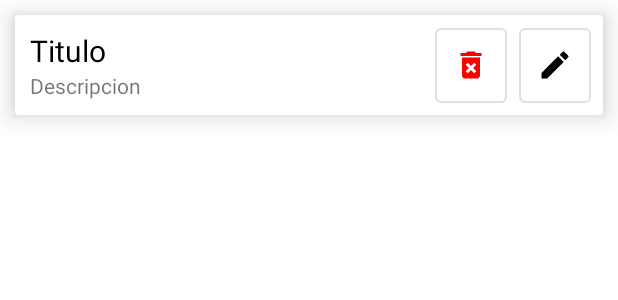
After one commit to Gabrielruiz1712/PlataformaSGE_RES, an Android app: the layout actividad_reporte.xml on its own in the app's theme, with its tools: preview values and no code run, on a phone screen of 412 x 824 dp. The commit adds this screen. Shown: the top 300 px of the screen. Run offline under Robolectric (Android 15) with nearby library versions, the phone set to English and light mode, and no system bars.

Commit message:
Add - Alta de reporte (aun no accesible)
Se agrego la funcionalidad de alta de reporte
Por el momento solo tiene las actividades dentro del reporte

```diff
--- a/app/src/main/AndroidManifest.xml
+++ b/app/src/main/AndroidManifest.xml
@@ -9,6 +9,7 @@
         android:roundIcon="@mipmap/ic_launcher_round"
         android:supportsRtl="true"
         android:theme="@style/Theme.PlataformaSGE_RES">
+        <activity android:name=".Reporte"></activity>
         <activity android:name=".Menu" />
         <activity android:name=".MenuResidencias" />
         <activity android:name=".DetalleProyecto" />
@@ -17,8 +18,6 @@
             <intent-filter>
                 <action android:name="android.intent.action.MAIN" />
 
-
-
                 <category android:name="android.intent.category.LAUNCHER" />
             </intent-filter>
         </activity>
--- a/app/src/main/java/mx/edu/itm/link/plataformasge_res/SeleccionProyecto.kt
+++ b/app/src/main/java/mx/edu/itm/link/plataformasge_res/SeleccionProyecto.kt
@@ -1,5 +1,6 @@
 package mx.edu.itm.link.plataformasge_res
 
+import android.annotation.SuppressLint
 import android.os.Bundle
 import androidx.appcompat.app.AppCompatActivity
 import com.google.gson.Gson
@@ -12,6 +13,7 @@ import java.util.logging.Logger
 
 class SeleccionProyecto : AppCompatActivity() {
     private lateinit var binding: ActivitySeleccionProyectoBinding
+    @SuppressLint("SetTextI18n")
     override fun onCreate(savedInstanceState: Bundle?) {
         super.onCreate(savedInstanceState)
         binding = ActivitySeleccionProyectoBinding.inflate(layoutInflater)
--- /dev/null
+++ b/app/src/main/res/drawable/delete.xml
@@ -0,0 +1,10 @@
+<vector xmlns:android="http://schemas.android.com/apk/res/android"
+    android:width="24dp"
+    android:height="24dp"
+    android:viewportWidth="24"
+    android:viewportHeight="24"
+    android:tint="?attr/colorControlNormal">
+  <path
+      android:fillColor="@android:color/white"
+      android:pathData="M6,19c0,1.1 0.9,2 2,2h8c1.1,0 2,-0.9 2,-2L18,7L6,7v12zM8.46,11.88l1.41,-1.41L12,12.59l2.12,-2.12 1.41,1.41L13.41,14l2.12,2.12 -1.41,1.41L12,15.41l-2.12,2.12 -1.41,-1.41L10.59,14l-2.13,-2.12zM15.5,4l-1,-1h-5l-1,1L5,4v2h14L19,4z"/>
+</vector>
--- /dev/null
+++ b/app/src/main/res/drawable/edit.xml
@@ -0,0 +1,10 @@
+<vector xmlns:android="http://schemas.android.com/apk/res/android"
+    android:width="24dp"
+    android:height="24dp"
+    android:viewportWidth="24"
+    android:viewportHeight="24"
+    android:tint="?attr/colorControlNormal">
+  <path
+      android:fillColor="@android:color/white"
+      android:pathData="M3,17.25V21h3.75L17.81,9.94l-3.75,-3.75L3,17.25zM20.71,7.04c0.39,-0.39 0.39,-1.02 0,-1.41l-2.34,-2.34c-0.39,-0.39 -1.02,-0.39 -1.41,0l-1.83,1.83 3.75,3.75 1.83,-1.83z"/>
+</vector>
--- /dev/null
+++ b/app/src/main/res/layout/actividad_reporte.xml
@@ -0,0 +1,77 @@
+<?xml version="1.0" encoding="utf-8"?>
+<LinearLayout xmlns:android="http://schemas.android.com/apk/res/android"
+    xmlns:app="http://schemas.android.com/apk/res-auto"
+    xmlns:tools="http://schemas.android.com/tools"
+    android:layout_width="match_parent"
+    android:layout_height="match_parent"
+    android:orientation="vertical">
+
+    <androidx.cardview.widget.CardView
+        android:layout_width="match_parent"
+        android:layout_margin="10dp"
+        app:cardElevation="10dp"
+        android:layout_height="wrap_content">
+
+        <LinearLayout
+            android:layout_width="match_parent"
+            android:layout_height="match_parent"
+            android:orientation="horizontal">
+
+            <LinearLayout
+                android:layout_width="wrap_content"
+                android:layout_height="wrap_content"
+                android:orientation="vertical"
+                android:padding="10dp">
+
+                <TextView
+                    android:id="@+id/lblTituloActividad"
+                    android:layout_width="wrap_content"
+                    android:layout_height="wrap_content"
+                    android:textColor="@color/black"
+                    android:text="Titulo"
+                    android:maxLines="1"
+                    android:textSize="20sp" />
+
+                <TextView
+                    android:id="@+id/lblDescripcionActividad"
+                    android:layout_width="wrap_content"
+                    android:layout_height="wrap_content"
+                    android:maxLines="1"
+                    android:text="Descripcion" />
+
+
+            </LinearLayout>
+
+            <androidx.constraintlayout.widget.ConstraintLayout
+                android:layout_width="match_parent"
+                android:layout_height="match_parent">
+
+                <Button
+                    android:id="@+id/btnEditActividadReporte"
+                    android:layout_width="48dp"
+                    android:layout_height="50dp"
+                    android:layout_marginEnd="8dp"
+                    app:icon="@drawable/edit"
+                    style="@style/iconOnly"
+                    app:iconTint="#000000"
+                    app:layout_constraintBottom_toBottomOf="parent"
+                    app:layout_constraintEnd_toEndOf="parent"
+                    app:layout_constraintTop_toTopOf="parent" />
+
+                <Button
+                    android:id="@+id/btnDeleteActividad"
+                    android:layout_width="48dp"
+                    android:layout_height="50dp"
+                    android:layout_marginEnd="8dp"
+                    app:icon="@drawable/delete"
+                    style="@style/iconOnly"
+                    app:iconTint="#FF0000"
+                    app:layout_constraintBottom_toBottomOf="parent"
+                    app:layout_constraintEnd_toStartOf="@+id/btnEditActividadReporte"
+                    app:layout_constraintTop_toTopOf="parent" />
+            </androidx.constraintlayout.widget.ConstraintLayout>
+
+        </LinearLayout>
+
+    </androidx.cardview.widget.CardView>
+</LinearLayout>
--- a/app/src/main/res/values/styles.xml
+++ b/app/src/main/res/values/styles.xml
@@ -1,7 +1,7 @@
 <?xml version="1.0" encoding="utf-8"?>
 <resources>
 
-    <style name="buttonIcon" parent="Widget.MaterialComponents.Button.OutlinedButton">
+    <style name="buttonIcon" parent="Theme.MaterialComponents">
         <item name="iconPadding">0dp</item>
         <item name="android:insetTop">0dp</item>
         <item name="android:insetBottom">0dp</item>
@@ -12,5 +12,15 @@
         <item name="backgroundColor">#FF0000</item>
     </style>
 
+    <style name="iconOnly" parent="Widget.MaterialComponents.Button.OutlinedButton">
+        <item name="iconPadding">0dp</item>
+        <item name="android:insetTop">0dp</item>
+        <item name="android:insetBottom">0dp</item>
+        <item name="android:paddingLeft">12dp</item>
+        <item name="android:paddingRight">12dp</item>
+        <item name="android:minWidth">48dp</item>
+        <item name="android:minHeight">48dp</item>
+    </style>
+
 
 </resources>
```
Also changed, not shown: app/src/main/java/mx/edu/itm/link/plataformasge_res/Menu.kt (+8 -2 lines), app/src/main/java/mx/edu/itm/link/plataformasge_res/Reporte.kt (added, +37 -0 lines), app/src/main/java/mx/edu/itm/link/plataformasge_res/adapters/ActividadAdapter.kt (added, +55 -0 lines), app/src/main/res/layout/activity_reporte.xml (added, +108 -0 lines), app/src/main/res/layout/activity_seleccion_proyecto.xml (+8 -1 lines).
